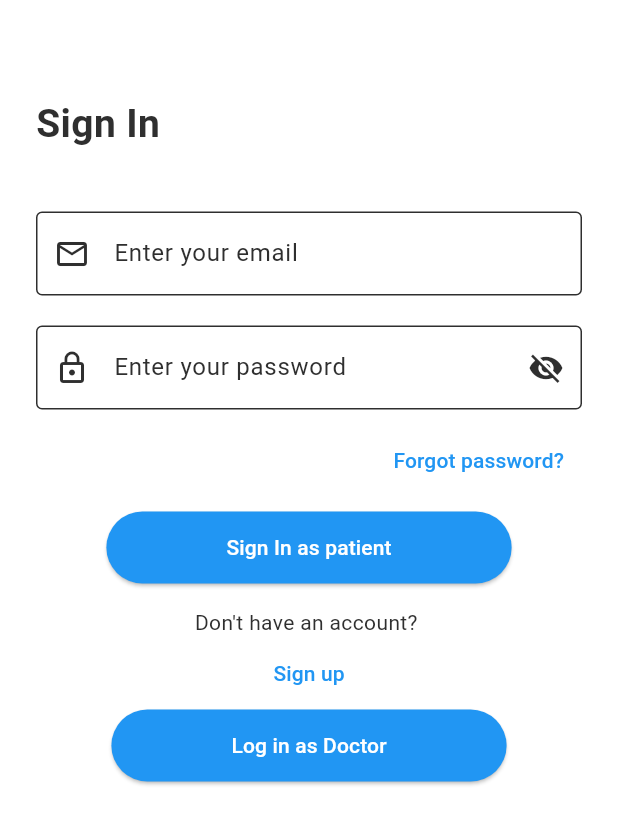
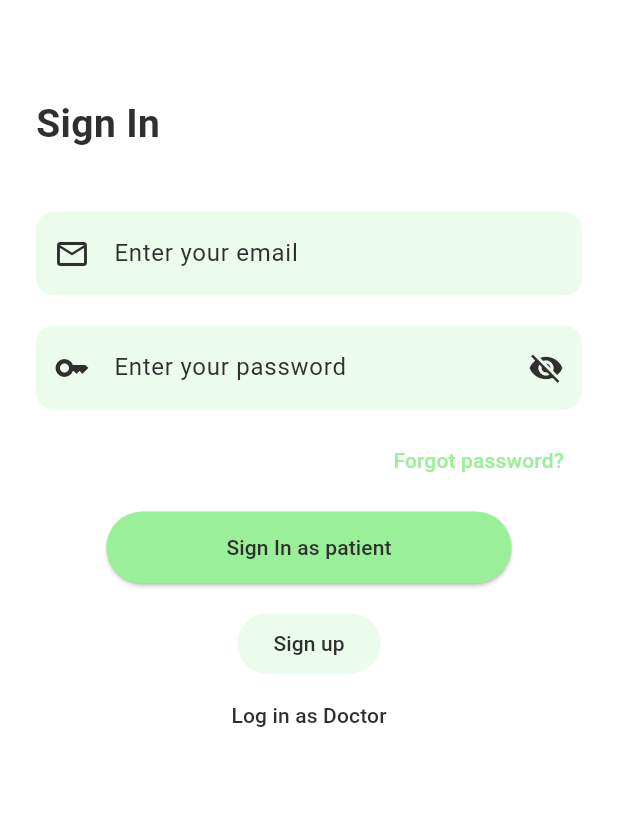
Before and after one commit to JonatanLindh/MediCall, a Flutter app: the screen it shows after launch, on a phone screen of 412 x 824 dp. Shown: the top 824 px of the screen. Run offline on Flutter 3.47's test engine with Material 3 defaults, Android fonts, the phone set to English and light mode, and no system bars; our stand-ins replace bloc, equatable, flutter_bloc, flutter_hooks, geolocator, go_router; missing offline and left inert: flutter_webrtc, livekit_client.

Commit message:
Login Screen

```diff
--- a/app/lib/screens/patient/login/view/login_screen.dart
+++ b/app/lib/screens/patient/login/view/login_screen.dart
@@ -1,6 +1,7 @@
 import 'package:flutter/material.dart';
 import 'package:flutter_bloc/flutter_bloc.dart';
 import 'package:medicall/app/routes.dart';
+import 'package:medicall/contants/colorscheme.dart';
 import 'package:medicall/screens/patient/login/bloc/login_bloc.dart';
 
 class LoginScreen extends StatefulWidget {
@@ -58,25 +59,19 @@ class _LoginScreenState extends State<LoginScreen> {
                     ),
                   ),
                   const SizedBox(height: 40),
-                  TextFormField(
-                    decoration: const InputDecoration(
+                  InputField(
                     hintText: 'Enter your email',
-                      prefixIcon: Icon(Icons.email_outlined),
-                      border: OutlineInputBorder(),
-                    ),
-                    keyboardType: TextInputType.emailAddress,
+                    prefixIcon: const Icon(Icons.email_outlined),
+                    onSaved: (value) => _email = value!,
                     validator: (value) =>
                         (value == null || !value.contains('@'))
                             ? 'Enter a valid email'
                             : null,
-                    onSaved: (value) => _email = value!,
                   ),
                   const SizedBox(height: 20),
-                  TextFormField(
-                    decoration: InputDecoration(
+                  InputField(
                     hintText: 'Enter your password',
-                      prefixIcon: const Icon(Icons.lock_outline),
-                      border: const OutlineInputBorder(),
+                    prefixIcon: const Icon(Icons.key),
                     suffixIcon: IconButton(
                       icon: Icon(
                         _obscurePassword
@@ -89,21 +84,22 @@ class _LoginScreenState extends State<LoginScreen> {
                         );
                       },
                     ),
-                    ),
-                    obscureText: _obscurePassword,
                     validator: (value) => (value == null || value.length < 6)
                         ? 'Minimum 6 characters'
                         : null,
                     onSaved: (value) => _password = value!,
+                    obscureText: _obscurePassword,
                   ),
                   const SizedBox(height: 10),
                   Align(
                     alignment: Alignment.centerRight,
                     child: TextButton(
                       onPressed: () {},
-                      child: const Text(
+                      child: Text(
                         'Forgot password?',
-                        style: TextStyle(color: Colors.blue),
+                        style: TextStyle(
+                          color: Theme.of(context).colorScheme.primary,
+                        ),
                       ),
                     ),
                   ),
@@ -120,36 +116,52 @@ class _LoginScreenState extends State<LoginScreen> {
                     },
                   ),
                   const SizedBox(height: 16),
-                  const Text(
-                    "Don't have an account? ",
-                    style: TextStyle(fontSize: 14),
-                  ),
                   const SignUpButton(),
-                  ElevatedButton(
-                    style: ElevatedButton.styleFrom(
-                      backgroundColor: Colors.blue,
-                      padding: const EdgeInsets.symmetric(
-                        horizontal: 80,
-                        vertical: 14,
-                      ),
-                      shape: RoundedRectangleBorder(
-                        borderRadius: BorderRadius.circular(30),
-                      ),
-                    ),
-                    onPressed: () {
-                      DoctorHomeRoute().go(context);
-                    },
-                    child: const Text(
-                      'Log in as Doctor',
-                      style: TextStyle(color: Colors.white),
-                    ),
-                  ),
+                  const LoginAsDoctorButton(),
                 ],
               ),
             ),
           ),
         ),
       ),
+    );
+  }
+}
+
+class InputField extends StatelessWidget {
+  const InputField({
+    required this.hintText,
+    this.onSaved,
+    this.validator,
+    this.suffixIcon,
+    this.prefixIcon,
+    this.obscureText = false,
+    super.key,
+  });
+  final String hintText;
+  final FormFieldSetter<String>? onSaved;
+  final FormFieldValidator<String>? validator;
+  final Widget? suffixIcon;
+  final Widget? prefixIcon;
+  final bool obscureText;
+  @override
+  Widget build(BuildContext context) {
+    return TextFormField(
+      decoration: InputDecoration(
+        fillColor: Theme.of(context).colorScheme.primary.withAlpha(0x2F),
+        filled: true,
+        hintText: hintText,
+        prefixIcon: prefixIcon,
+        border: OutlineInputBorder(
+          borderRadius: BorderRadius.circular(12),
+          borderSide: BorderSide.none,
+        ),
+        suffixIcon: suffixIcon,
+      ),
+      keyboardType: TextInputType.emailAddress,
+      validator: validator,
+      onSaved: onSaved,
+      obscureText: obscureText,
     );
   }
 }
@@ -163,8 +175,8 @@ class SubmitButton extends StatelessWidget {
     return ElevatedButton(
       onPressed: () => onSubmit(context),
       style: ElevatedButton.styleFrom(
-        backgroundColor: Colors.blue,
-        foregroundColor: Colors.white,
+        backgroundColor: Theme.of(context).colorScheme.primary,
+        foregroundColor: Theme.of(context).colorScheme.onPrimary,
         padding: const EdgeInsets.symmetric(
           horizontal: 80,
           vertical: 14,
@@ -178,18 +190,42 @@ class SubmitButton extends StatelessWidget {
   }
 }
 
+class LoginAsDoctorButton extends StatelessWidget {
+  const LoginAsDoctorButton({super.key});
+
+  @override
+  Widget build(BuildContext context) {
+    return TextButton(
+      onPressed: () {
+        DoctorHomeRoute().go(context);
+      },
+      child: Text(
+        'Log in as Doctor',
+        style: TextStyle(
+          color: Theme.of(context).colorScheme.onSecondary,
+        ),
+      ),
+    );
+  }
+}
+
 class SignUpButton extends StatelessWidget {
   const SignUpButton({super.key});
 
   @override
   Widget build(BuildContext context) {
-    return TextButton(
+    return FilledButton(
+      style: ButtonStyle(
+        backgroundColor: WidgetStateProperty.all(
+          Theme.of(context).colorScheme.primary.withAlpha(0x2F),
+        ),
+      ),
       onPressed: () {
         RegisterRoute().push<void>(context);
       },
-      child: const Text(
+      child: Text(
         'Sign up',
-        style: TextStyle(color: Colors.blue),
+        style: TextStyle(color: Theme.of(context).colorScheme.onSurface),
       ),
     );
   }
```
Lines whose indentation alone changed are shown as unchanged.
